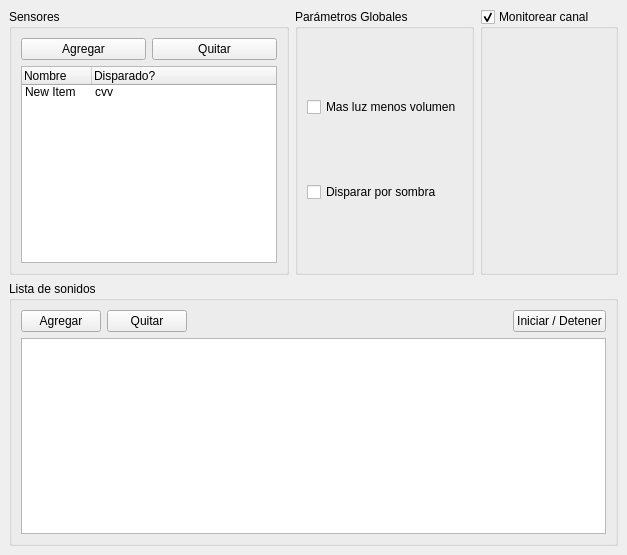
Above: ui_data/main.ui from CrearAyT/proyecto-anahi before the change. Below: the same form after it.
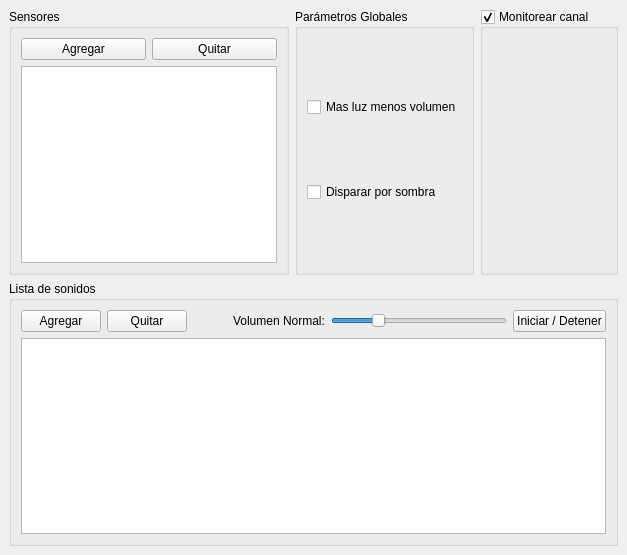
That is the form after the change.

Commit message: version algo mas completa de la gui

```diff
--- a/ui_data/main.ui
+++ b/ui_data/main.ui
@@ -87,7 +87,7 @@
         </layout>
        </item>
        <item>
-        <widget class="QTreeWidget" name="sensorTree">
+        <widget class="QListWidget" name="sensorList">
          <property name="sizePolicy">
           <sizepolicy hsizetype="Minimum" vsizetype="Expanding">
            <horstretch>1</horstretch>
@@ -97,36 +97,6 @@
          <property name="alternatingRowColors">
           <bool>true</bool>
          </property>
-         <property name="rootIsDecorated">
-          <bool>false</bool>
-         </property>
-         <attribute name="headerDefaultSectionSize">
-          <number>70</number>
-         </attribute>
-         <attribute name="headerDefaultSectionSize">
-          <number>70</number>
-         </attribute>
-         <column>
-          <property name="text">
-           <string>Nombre</string>
-          </property>
-         </column>
-         <column>
-          <property name="text">
-           <string>Disparado?</string>
-          </property>
-         </column>
-         <item>
-          <property name="text">
-           <string>New Item</string>
-          </property>
-          <property name="text">
-           <string>cvv</string>
-          </property>
-          <property name="flags">
-           <set>ItemIsSelectable|ItemIsEditable|ItemIsUserCheckable|ItemIsEnabled</set>
-          </property>
-         </item>
         </widget>
        </item>
       </layout>
@@ -145,9 +115,9 @@
       </property>
       <layout class="QVBoxLayout" name="verticalLayout_3">
        <item>
-        <layout class="QHBoxLayout" name="horizontalLayout_2" stretch="1,1,0,0">
+        <layout class="QHBoxLayout" name="horizontalLayout_2" stretch="1,1,0,0,0,0">
          <property name="sizeConstraint">
-          <enum>QLayout::SetMinimumSize</enum>
+          <enum>QLayout::SetMaximumSize</enum>
          </property>
          <item>
           <widget class="QPushButton" name="soundAdd">
@@ -180,6 +150,9 @@
            <property name="orientation">
             <enum>Qt::Horizontal</enum>
            </property>
+           <property name="sizeType">
+            <enum>QSizePolicy::Minimum</enum>
+           </property>
            <property name="sizeHint" stdset="0">
             <size>
              <width>40</width>
@@ -188,6 +161,38 @@
            </property>
           </spacer>
          </item>
+         <item>
+          <widget class="QLabel" name="label">
+           <property name="sizePolicy">
+            <sizepolicy hsizetype="Fixed" vsizetype="Preferred">
+             <horstretch>1</horstretch>
+             <verstretch>0</verstretch>
+            </sizepolicy>
+           </property>
+           <property name="text">
+            <string>Volumen Normal:</string>
+           </property>
+          </widget>
+         </item>
+         <item>
+          <widget class="QSlider" name="sldVolumen">
+           <property name="sizePolicy">
+            <sizepolicy hsizetype="Expanding" vsizetype="Fixed">
+             <horstretch>0</horstretch>
+             <verstretch>0</verstretch>
+            </sizepolicy>
+           </property>
+           <property name="maximum">
+            <number>256</number>
+           </property>
+           <property name="value">
+            <number>64</number>
+           </property>
+           <property name="orientation">
+            <enum>Qt::Horizontal</enum>
+           </property>
+          </widget>
+         </item>
          <item>
           <widget class="QPushButton" name="Start">
            <property name="text">
```
Left out of the diff: 24 changed lines with no effect on the pictures. The commit also changes 1 other file.
